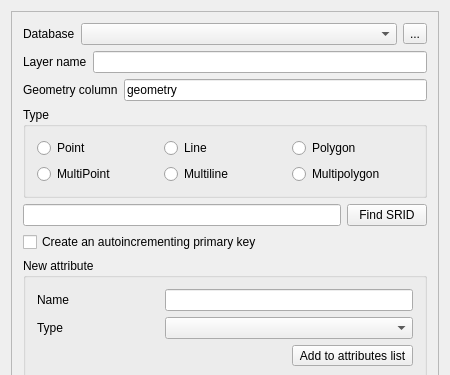
Qt form src/ui/qgsnewspatialitelayerdialogbase.ui (kadas-albireo/kadas-albireo) before a commit; both pictures show x 0 to 450 and y 0 to 375 of the 450 by 627 pixel window.
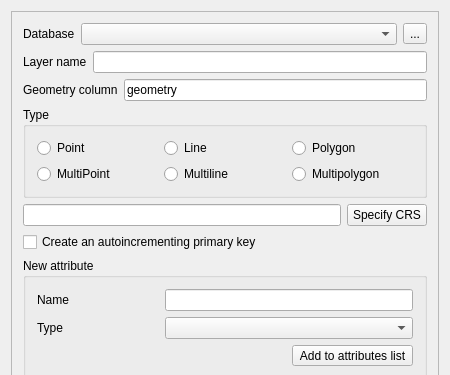
The same form after that commit. Icons and pictures are not drawn.

Commit message: minor UI fix in New SpatiaLite layer dialog

Patch:
```diff
--- a/src/ui/qgsnewspatialitelayerdialogbase.ui
+++ b/src/ui/qgsnewspatialitelayerdialogbase.ui
@@ -45,8 +45,8 @@
        <rect>
         <x>0</x>
         <y>0</y>
-        <width>430</width>
-        <height>574</height>
+        <width>412</width>
+        <height>587</height>
        </rect>
       </property>
       <layout class="QVBoxLayout" name="verticalLayout">
@@ -231,7 +231,7 @@
             <string>Specify the coordinate reference system of the layer's geometry.</string>
            </property>
            <property name="text">
-            <string>Find SRID</string>
+            <string>Specify CRS</string>
            </property>
           </widget>
          </item>
```
